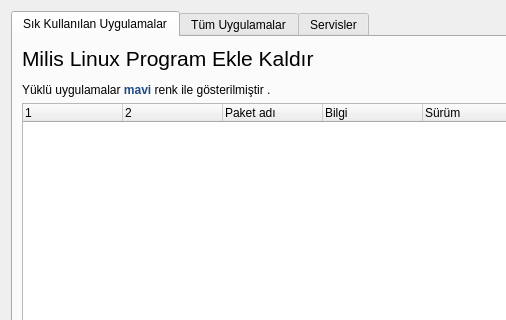
First picture: the form in mainwindow.ui, repository milislinux-topluluk/Milis-Paket-Yoneticisi, before the edit; both pictures show x 0 to 506 and y 0 to 320 of the 942 by 528 pixel window.
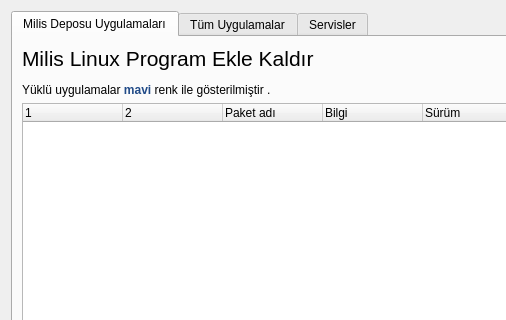
Second picture: the form after the edit. Icons and pictures are not drawn.

```diff
--- a/mainwindow.ui
+++ b/mainwindow.ui
@@ -43,7 +43,7 @@
        </sizepolicy>
       </property>
       <attribute name="title">
-       <string>Sık Kullanılan Uygulamalar</string>
+       <string>Milis Deposu Uygulamaları</string>
       </attribute>
       <layout class="QGridLayout" name="gridLayout">
        <item row="3" column="0" colspan="5">
```
